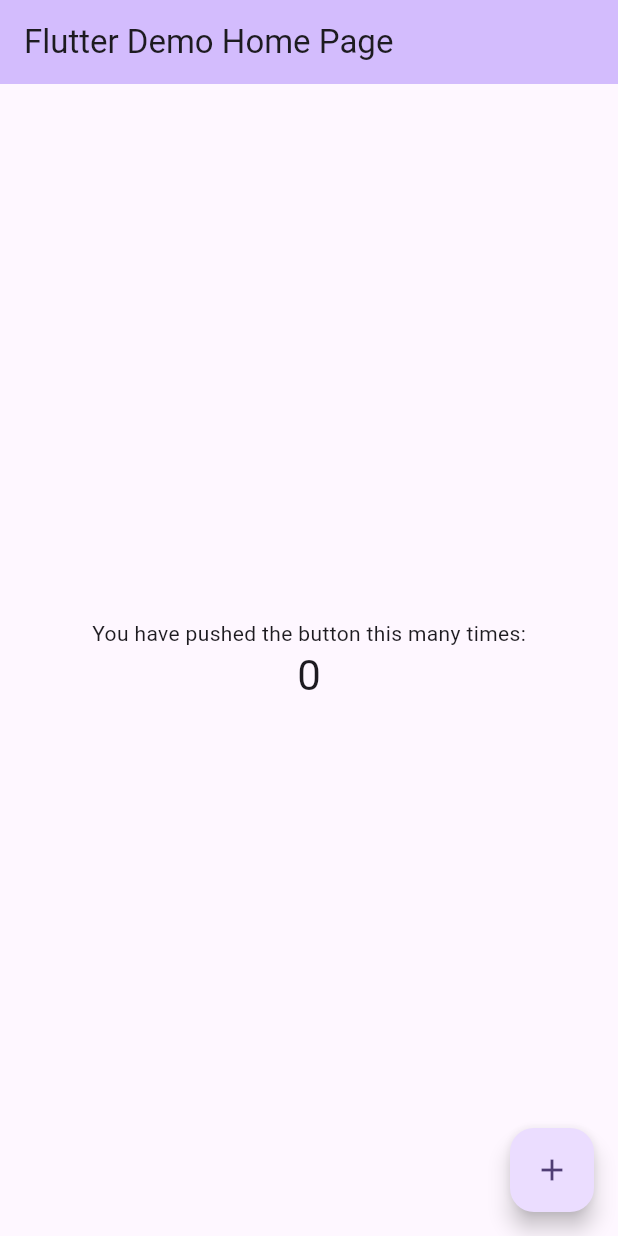
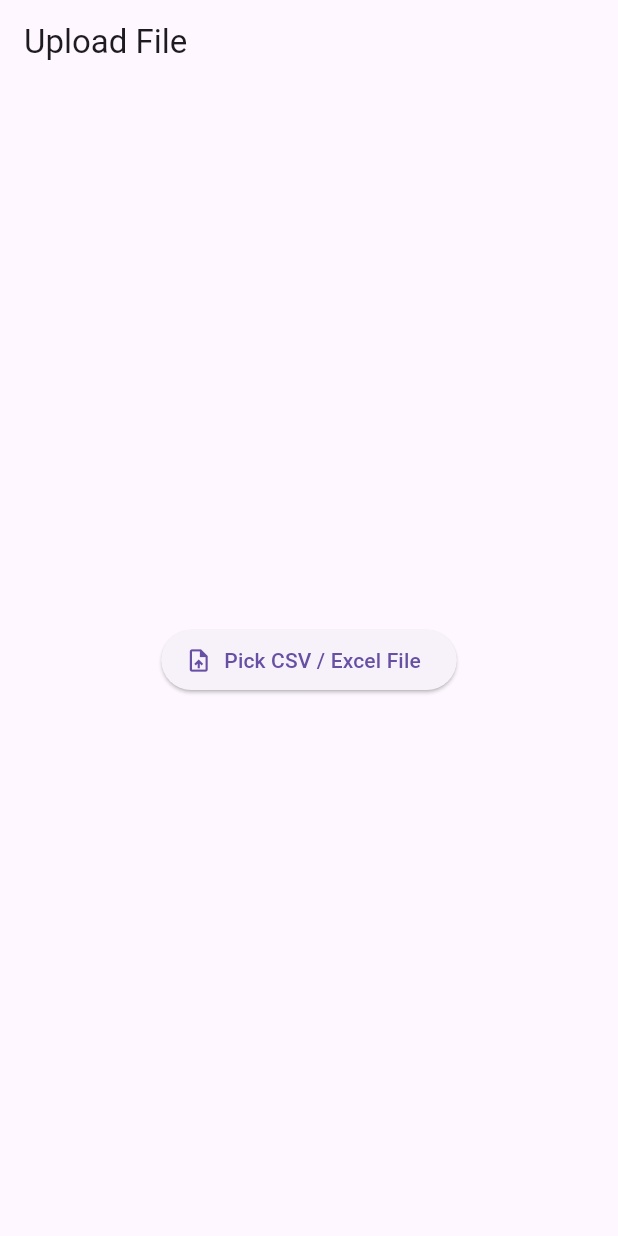
Before and after one commit to Bhavesh-yadav-dev/INNOVATHON, a Flutter app: the screen it shows after launch, on a phone screen of 412 x 824 dp. Run offline on Flutter 3.47's test engine with Material 3 defaults, Android fonts, the phone set to English and light mode, and no system bars; our stand-ins replace file_picker.

Commit message:
file_picker_connected to the backend

```diff
--- /dev/null
+++ b/lib/features/file_upload/data/datasources/file_upload_remote_datasource.dart
@@ -0,0 +1,30 @@
+import 'dart:io';
+
+import 'package:http/http.dart' as http;
+
+abstract class FileUploadRemoteDatasource {
+  Future<void> uploadFile(File file);
+}
+
+class FileUploadRemoteDatasourceImpl implements FileUploadRemoteDatasource {
+  static const String _uploadUrl = 'http://10.85.252.229:8000/api/v1/upload/csv';
+
+  @override
+  Future<void> uploadFile(File file) async {
+    final uri = Uri.parse(_uploadUrl);
+    final request = http.MultipartRequest('POST', uri);
+
+    request.files.add(
+      await http.MultipartFile.fromPath(
+        'file', // TODO: Replace with actual field name expected by the API
+        file.path,
+      ),
+    );
+
+    final response = await request.send();
+
+    if (response.statusCode != 200) {
+      throw Exception('Upload failed with status: ${response.statusCode}');
+    }
+  }
+}
--- /dev/null
+++ b/lib/features/file_upload/data/repositories/file_upload_repository_impl.dart
@@ -0,0 +1,13 @@
+import 'dart:io';
+
+import '../../domain/repositories/file_upload_repository.dart';
+import '../datasources/file_upload_remote_datasource.dart';
+
+class FileUploadRepositoryImpl implements FileUploadRepository {
+  final FileUploadRemoteDatasource remoteDatasource;
+
+  FileUploadRepositoryImpl(this.remoteDatasource);
+
+  @override
+  Future<void> uploadFile(File file) => remoteDatasource.uploadFile(file);
+}
--- /dev/null
+++ b/lib/features/file_upload/domain/repositories/file_upload_repository.dart
@@ -0,0 +1,5 @@
+import 'dart:io';
+
+abstract class FileUploadRepository {
+  Future<void> uploadFile(File file);
+}
--- /dev/null
+++ b/lib/features/file_upload/domain/usecases/upload_file_usecase.dart
@@ -0,0 +1,11 @@
+import 'dart:io';
+
+import '../repositories/file_upload_repository.dart';
+
+class UploadFileUsecase {
+  final FileUploadRepository repository;
+
+  UploadFileUsecase(this.repository);
+
+  Future<void> call(File file) => repository.uploadFile(file);
+}
--- /dev/null
+++ b/lib/features/file_upload/presentation/pages/file_upload_page.dart
@@ -0,0 +1,55 @@
+import 'dart:io';
+
+import 'package:flutter/material.dart';
+
+import '../../data/datasources/file_upload_remote_datasource.dart';
+import '../../data/repositories/file_upload_repository_impl.dart';
+import '../../domain/usecases/upload_file_usecase.dart';
+import '../widgets/file_picker_widget.dart';
+
+class FileUploadPage extends StatefulWidget {
+  const FileUploadPage({super.key});
+
+  @override
+  State<FileUploadPage> createState() => _FileUploadPageState();
+}
+
+class _FileUploadPageState extends State<FileUploadPage> {
+  final _uploadFileUsecase = UploadFileUsecase(
+    FileUploadRepositoryImpl(FileUploadRemoteDatasourceImpl()),
+  );
+
+  bool _isUploading = false;
+
+  Future<void> _handleFilePicked(File file) async {
+    setState(() => _isUploading = true);
+    try {
+      await _uploadFileUsecase(file);
+      if (mounted) {
+        ScaffoldMessenger.of(context).showSnackBar(
+          const SnackBar(content: Text('File uploaded successfully')),
+        );
+      }
+    } catch (e) {
+      if (mounted) {
+        ScaffoldMessenger.of(context).showSnackBar(
+          SnackBar(content: Text('Upload failed: $e')),
+        );
+      }
+    } finally {
+      if (mounted) setState(() => _isUploading = false);
+    }
+  }
+
+  @override
+  Widget build(BuildContext context) {
+    return Scaffold(
+      appBar: AppBar(title: const Text('Upload File')),
+      body: Center(
+        child: _isUploading
+            ? const CircularProgressIndicator()
+            : FilePickerWidget(onFilePicked: _handleFilePicked),
+      ),
+    );
+  }
+}
--- /dev/null
+++ b/lib/features/file_upload/presentation/widgets/file_picker_widget.dart
@@ -0,0 +1,52 @@
+import 'dart:io';
+
+import 'package:file_picker/file_picker.dart';
+import 'package:flutter/material.dart';
+
+class FilePickerWidget extends StatefulWidget {
+  /// Called with the picked [File] when the user selects one.
+  final void Function(File file) onFilePicked;
+
+  const FilePickerWidget({super.key, required this.onFilePicked});
+
+  @override
+  State<FilePickerWidget> createState() => _FilePickerWidgetState();
+}
+
+class _FilePickerWidgetState extends State<FilePickerWidget> {
+  String? _fileName;
+
+  Future<void> _pickFile() async {
+    final result = await FilePicker.platform.pickFiles(
+      type: FileType.custom,
+      allowedExtensions: ['csv', 'xlsx', 'xls'],
+    );
+
+    if (result == null || result.files.single.path == null) return;
+
+    final file = File(result.files.single.path!);
+    setState(() => _fileName = result.files.single.name);
+    widget.onFilePicked(file);
+  }
+
+  @override
+  Widget build(BuildContext context) {
+    return Column(
+      mainAxisSize: MainAxisSize.min,
+      children: [
+        ElevatedButton.icon(
+          onPressed: _pickFile,
+          icon: const Icon(Icons.upload_file),
+          label: const Text('Pick CSV / Excel File'),
+        ),
+        if (_fileName != null) ...[
+          const SizedBox(height: 8),
+          Text(
+            _fileName!,
+            style: Theme.of(context).textTheme.bodySmall,
+          ),
+        ],
+      ],
+    );
+  }
+}
--- a/lib/main.dart
+++ b/lib/main.dart
@@ -1,4 +1,6 @@
 import 'package:flutter/material.dart';
+
+import 'features/file_upload/presentation/pages/file_upload_page.dart';
 
 void main() {
   runApp(const MyApp());
@@ -7,116 +9,12 @@ void main() {
 class MyApp extends StatelessWidget {
   const MyApp({super.key});
 
-  // This widget is the root of your application.
   @override
   Widget build(BuildContext context) {
     return MaterialApp(
-      title: 'Flutter Demo',
-      theme: ThemeData(
-        // This is the theme of your application.
-        //
-        // TRY THIS: Try running your application with "flutter run". You'll see
-        // the application has a purple toolbar. Then, without quitting the app,
-        // try changing the seedColor in the colorScheme below to Colors.green
-        // and then invoke "hot reload" (save your changes or press the "hot
-        // reload" button in a Flutter-supported IDE, or press "r" if you used
-        // the command line to start the app).
-        //
-        // Notice that the counter didn't reset back to zero; the application
-        // state is not lost during the reload. To reset the state, use hot
-        // restart instead.
-        //
-        // This works for code too, not just values: Most code changes can be
-        // tested with just a hot reload.
-        colorScheme: .fromSeed(seedColor: Colors.deepPurple),
-      ),
-      home: const MyHomePage(title: 'Flutter Demo Home Page'),
+      title: 'Finance Maya',
+      theme: ThemeData(primarySwatch: Colors.blue),
+      home: const FileUploadPage(),
     );
   }
 }
-
-class MyHomePage extends StatefulWidget {
-  const MyHomePage({super.key, required this.title});
-
-  // This widget is the home page of your application. It is stateful, meaning
-  // that it has a State object (defined below) that contains fields that affect
-  // how it looks.
-
-  // This class is the configuration for the state. It holds the values (in this
-  // case the title) provided by the parent (in this case the App widget) and
-  // used by the build method of the State. Fields in a Widget subclass are
-  // always marked "final".
-
-  final String title;
-
-  @override
-  State<MyHomePage> createState() => _MyHomePageState();
-}
-
-class _MyHomePageState extends State<MyHomePage> {
-  int _counter = 0;
-
-  void _incrementCounter() {
-    setState(() {
-      // This call to setState tells the Flutter framework that something has
-      // changed in this State, which causes it to rerun the build method below
-      // so that the display can reflect the updated values. If we changed
-      // _counter without calling setState(), then the build method would not be
-      // called again, and so nothing would appear to happen.
-      _counter++;
-    });
-  }
-
-  @override
-  Widget build(BuildContext context) {
-    // This method is rerun every time setState is called, for instance as done
-    // by the _incrementCounter method above.
-    //
-    // The Flutter framework has been optimized to make rerunning build methods
-    // fast, so that you can just rebuild anything that needs updating rather
-    // than having to individually change instances of widgets.
-    return Scaffold(
-      appBar: AppBar(
-        // TRY THIS: Try changing the color here to a specific color (to
-        // Colors.amber, perhaps?) and trigger a hot reload to see the AppBar
-        // change color while the other colors stay the same.
-        backgroundColor: Theme.of(context).colorScheme.inversePrimary,
-        // Here we take the value from the MyHomePage object that was created by
-        // the App.build method, and use it to set our appbar title.
-        title: Text(widget.title),
-      ),
-      body: Center(
-        // Center is a layout widget. It takes a single child and positions it
-        // in the middle of the parent.
-        child: Column(
-          // Column is also a layout widget. It takes a list of children and
-          // arranges them vertically. By default, it sizes itself to fit its
-          // children horizontally, and tries to be as tall as its parent.
-          //
-          // Column has various properties to control how it sizes itself and
-          // how it positions its children. Here we use mainAxisAlignment to
-          // center the children vertically; the main axis here is the vertical
-          // axis because Columns are vertical (the cross axis would be
-          // horizontal).
-          //
-          // TRY THIS: Invoke "debug painting" (choose the "Toggle Debug Paint"
-          // action in the IDE, or press "p" in the console), to see the
-          // wireframe for each widget.
-          mainAxisAlignment: .center,
-          children: [
-            const Text('You have pushed the button this many times:'),
-            Text(
-              '$_counter',
-              style: Theme.of(context).textTheme.headlineMedium,
-            ),
-          ],
-        ),
-      ),
-      floatingActionButton: FloatingActionButton(
-        onPressed: _incrementCounter,
-        tooltip: 'Increment',
-        child: const Icon(Icons.add),
-      ),
-    );
-  }
-}
--- a/pubspec.yaml
+++ b/pubspec.yaml
@@ -31,9 +31,9 @@ dependencies:
   flutter:
     sdk: flutter
 
-  # The following adds the Cupertino Icons font to your application.
-  # Use with the CupertinoIcons class for iOS style icons.
   cupertino_icons: ^1.0.8
+  file_picker: ^8.1.7
+  http: ^1.2.2
 
 dev_dependencies:
   flutter_test:
```
Also changed, not shown: pubspec.lock, 1 other file.
